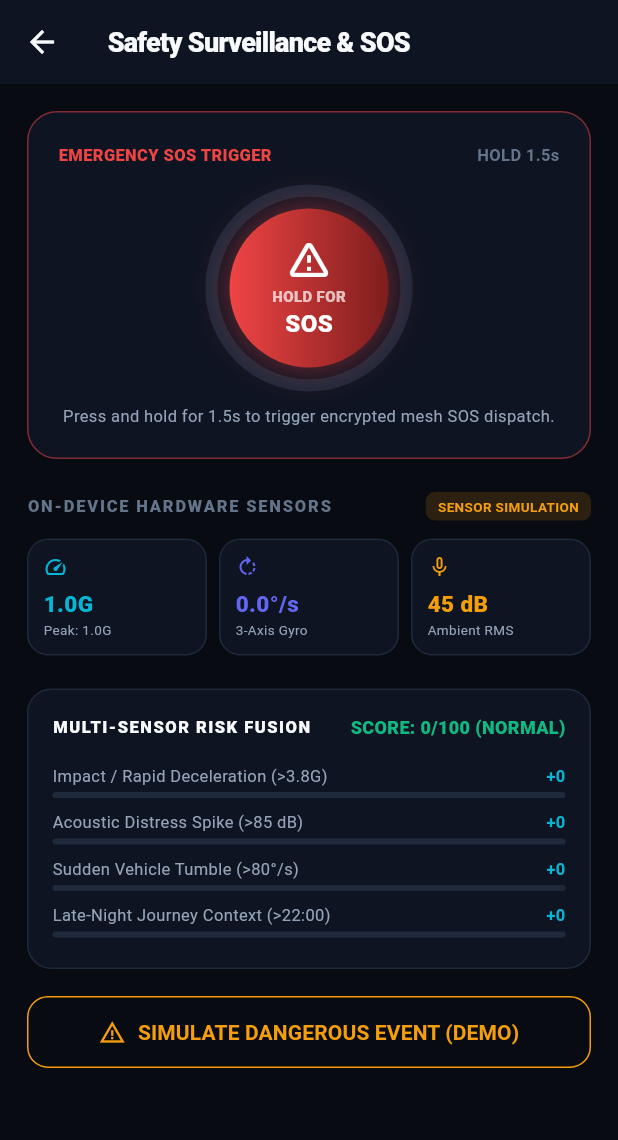
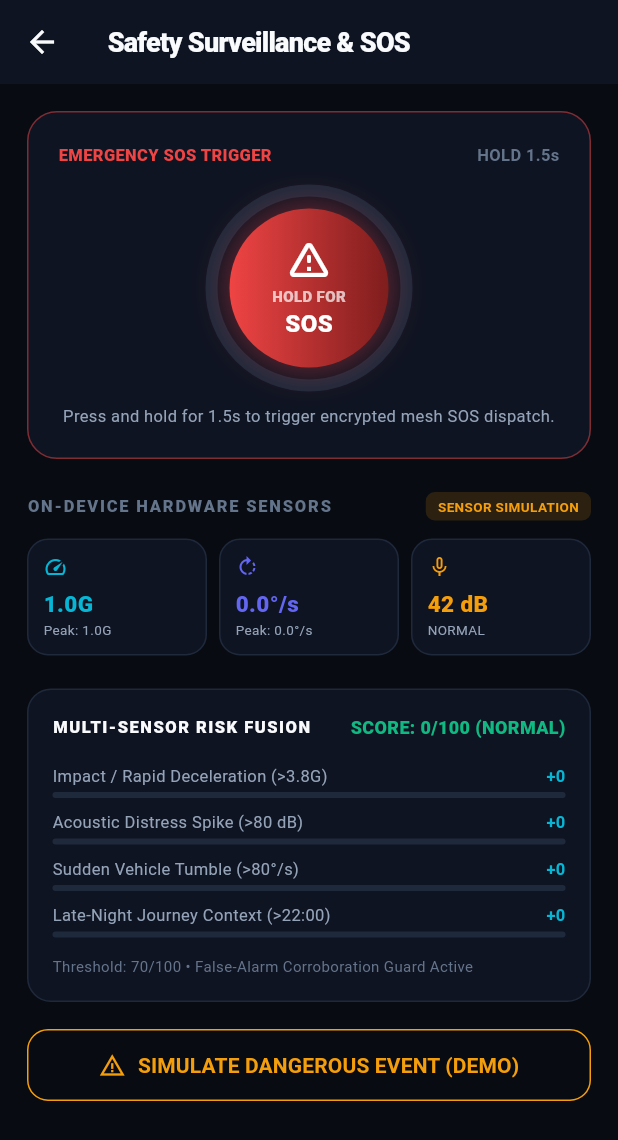
Before and after one commit to vijaygovindBiju/Safent, a Flutter app: the SafetyScreen screen opened directly, on a phone screen of 412 x 824 dp. Shown: the top 1140 px of the screen. Run offline on Flutter 3.47's test engine with Material 3 defaults, Android fonts, the phone set to English and light mode, and no system bars; our stand-ins replace battery_plus, connectivity_plus, flutter_map, geolocator, latlong2, permission_handler and 2 more; accounts and stored records are empty.

Commit message:
feat(android): complete Phases 7-10 Sensor Telemetry and Multi-Sensor Risk Fusion

```diff
--- a/mobile/lib/screens/safety_screen.dart
+++ b/mobile/lib/screens/safety_screen.dart
@@ -121,7 +121,7 @@ class _SafetyScreenState extends State<SafetyScreen> {
                   child: _sensorBox(
                     label: 'ROTATION',
                     value: '${sensors.currentGyroDps}°/s',
-                    subtitle: '3-Axis Gyro',
+                    subtitle: 'Peak: ${sensors.peakGyroDps}°/s',
                     icon: Icons.rotate_right,
                     color: sensors.rotationCandidate ? AppColors.emergency : AppColors.meshIndigo,
                   ),
@@ -131,13 +131,42 @@ class _SafetyScreenState extends State<SafetyScreen> {
                   child: _sensorBox(
                     label: 'ACOUSTIC',
                     value: '${sensors.soundDb.toInt()} dB',
-                    subtitle: 'Ambient RMS',
+                    subtitle: sensors.acousticClassification.name.toUpperCase(),
                     icon: Icons.mic_none,
                     color: sensors.acousticCandidate ? AppColors.emergency : AppColors.warning,
                   ),
                 ),
               ],
             ),
+
+            if (sensors.lastAnomaly != null) ...[
+              const SizedBox(height: 12),
+              Container(
+                width: double.infinity,
+                padding: const EdgeInsets.all(12),
+                decoration: BoxDecoration(
+                  color: AppColors.emergency.withValues(alpha: 0.12),
+                  borderRadius: BorderRadius.circular(12),
+                  border: Border.all(color: AppColors.emergency.withValues(alpha: 0.4)),
+                ),
+                child: Row(
+                  children: [
+                    const Icon(Icons.warning_amber_rounded, size: 18, color: AppColors.emergency),
+                    const SizedBox(width: 10),
+                    Expanded(
+                      child: Text(
+                        'Recent Anomaly: ${sensors.lastAnomaly}',
+                        style: const TextStyle(
+                          fontSize: 12,
+                          fontWeight: FontWeight.w700,
+                          color: AppColors.emergency,
+                        ),
+                      ),
+                    ),
+                  ],
+                ),
+              ),
+            ],
 
             const SizedBox(height: 22),
 
@@ -169,16 +198,23 @@ class _SafetyScreenState extends State<SafetyScreen> {
                         style: TextStyle(
                           fontSize: 12,
                           fontWeight: FontWeight.w900,
-                          color: risk.totalScore >= 75 ? AppColors.emergency : AppColors.success,
+                          color: risk.totalScore >= safety.risk.riskThreshold
+                              ? AppColors.emergency
+                              : AppColors.safe,
                         ),
                       ),
                     ],
                   ),
                   const SizedBox(height: 12),
                   _riskBar('Impact / Rapid Deceleration (>3.8G)', risk.impactScore, 40),
-                  _riskBar('Acoustic Distress Spike (>85 dB)', risk.audioScore, 25),
+                  _riskBar('Acoustic Distress Spike (>80 dB)', risk.audioScore, 25),
                   _riskBar('Sudden Vehicle Tumble (>80°/s)', risk.rotationScore, 20),
                   _riskBar('Late-Night Journey Context (>22:00)', risk.contextScore, 10),
+                  const SizedBox(height: 8),
+                  Text(
+                    'Threshold: ${safety.risk.riskThreshold}/100 • False-Alarm Corroboration Guard Active',
+                    style: const TextStyle(fontSize: 10, color: AppColors.textMuted),
+                  ),
                 ],
               ),
             ),
--- a/mobile/lib/services/risk_engine.dart
+++ b/mobile/lib/services/risk_engine.dart
@@ -6,11 +6,13 @@ class RiskEngine extends ChangeNotifier {
   factory RiskEngine() => _instance;
   RiskEngine._internal();
 
-  int _riskThreshold = 75;
+  int _riskThreshold = 70;
   RiskFusionScore _currentScore = RiskFusionScore();
+  final List<String> _activeSignalDescriptions = [];
 
   RiskFusionScore get currentScore => _currentScore;
   int get riskThreshold => _riskThreshold;
+  List<String> get activeSignalDescriptions => _activeSignalDescriptions;
   bool get isHighRisk => _currentScore.totalScore >= _riskThreshold;
 
   void updateThreshold(int threshold) {
@@ -18,6 +20,11 @@ class RiskEngine extends ChangeNotifier {
     notifyListeners();
   }
 
+  /// Evaluates multi-signal fusion:
+  /// - Impact / Sudden Deceleration: +40
+  /// - Acoustic Anomaly Spike: +25
+  /// - Sudden Rotation / Tumble: +20
+  /// - Late-Night Context (10 PM - 5 AM): +10
   RiskFusionScore evaluate({
     required bool hasImpact,
     required bool hasRotation,
@@ -30,13 +37,20 @@ class RiskEngine extends ChangeNotifier {
     int rotation = hasRotation ? 20 : 0;
     int context = isLateNight ? 10 : 0;
 
-    int total = impact + audio + rotation + context;
+    int total = (impact + audio + rotation + context).clamp(0, 100);
 
-    String level = 'NORMAL';
-    if (total >= 75) {
+    _activeSignalDescriptions.clear();
+    if (hasImpact) _activeSignalDescriptions.add('Violent Deceleration / Impact (+40)');
+    if (hasAcoustic) _activeSignalDescriptions.add('Acoustic Spike / Shatter (+25)');
+    if (hasRotation) _activeSignalDescriptions.add('Vehicle Rollover / Tumbling (+20)');
+    if (isLateNight) _activeSignalDescriptions.add('Late-Night High-Risk Window (+10)');
+
+    // Risk Level Categorization
+    String level = 'LOW';
+    if (total >= _riskThreshold) {
       level = 'HIGH';
     } else if (total >= 40) {
-      level = 'MODERATE';
+      level = 'MEDIUM';
     }
 
     _currentScore = RiskFusionScore(
@@ -56,6 +70,7 @@ class RiskEngine extends ChangeNotifier {
 
   void reset() {
     _currentScore = RiskFusionScore();
+    _activeSignalDescriptions.clear();
     notifyListeners();
   }
 }
--- a/mobile/lib/services/sensor_service.dart
+++ b/mobile/lib/services/sensor_service.dart
@@ -2,6 +2,18 @@ import 'dart:async';
 import 'dart:math';
 import 'package:flutter/foundation.dart';
 import 'package:sensors_plus/sensors_plus.dart';
+
+enum SensorHardwareStatus {
+  standby,
+  active,
+  unavailable,
+}
+
+enum AcousticLevelClassification {
+  normal,
+  elevated,
+  anomaly,
+}
 
 class SensorService extends ChangeNotifier {
   static final SensorService _instance = SensorService._internal();
@@ -10,50 +22,79 @@ class SensorService extends ChangeNotifier {
 
   StreamSubscription<UserAccelerometerEvent>? _accelSub;
   StreamSubscription<GyroscopeEvent>? _gyroSub;
+  Timer? _acousticTimer;
 
+  // Phase 7: Real Accelerometer
   double _currentAccelG = 1.0;
   double _peakAccelG = 1.0;
+  bool _impactCandidate = false;
+  SensorHardwareStatus _accelStatus = SensorHardwareStatus.standby;
+  final List<double> _accelBuffer = [];
+
+  // Phase 8: Real Gyroscope
   double _currentGyroDps = 0.0;
-  double _soundDb = 45.0;
+  double _peakGyroDps = 0.0;
+  bool _rotationCandidate = false;
+  SensorHardwareStatus _gyroStatus = SensorHardwareStatus.standby;
+
+  // Phase 9: Acoustic Anomaly Detection (Local Window)
+  double _soundDb = 42.0;
+  AcousticLevelClassification _acousticClassification = AcousticLevelClassification.normal;
+  bool _acousticCandidate = false;
+  SensorHardwareStatus _micStatus = SensorHardwareStatus.standby;
+
   bool _isRealHardware = false;
-
-  bool _impactCandidate = false;
-  bool _rotationCandidate = false;
-  bool _acousticCandidate = false;
-
   String? _lastAnomaly;
   DateTime? _lastAnomalyTime;
 
+  // Getters
   double get currentAccelG => _currentAccelG;
   double get peakAccelG => _peakAccelG;
+  bool get impactCandidate => _impactCandidate;
+  SensorHardwareStatus get accelStatus => _accelStatus;
+
   double get currentGyroDps => _currentGyroDps;
+  double get peakGyroDps => _peakGyroDps;
+  bool get rotationCandidate => _rotationCandidate;
+  SensorHardwareStatus get gyroStatus => _gyroStatus;
+
   double get soundDb => _soundDb;
+  AcousticLevelClassification get acousticClassification => _acousticClassification;
+  bool get acousticCandidate => _acousticCandidate;
+  SensorHardwareStatus get micStatus => _micStatus;
+
   bool get isRealHardware => _isRealHardware;
   String? get lastAnomaly => _lastAnomaly;
   DateTime? get lastAnomalyTime => _lastAnomalyTime;
 
-  bool get impactCandidate => _impactCandidate;
-  bool get rotationCandidate => _rotationCandidate;
-  bool get acousticCandidate => _acousticCandidate;
+  void startListening() {
+    _accelStatus = SensorHardwareStatus.active;
+    _gyroStatus = SensorHardwareStatus.active;
+    _micStatus = SensorHardwareStatus.active;
 
-  void startListening() {
     try {
-      // 3-axis Accelerometer
+      // Phase 7: Subscribe to 3-axis Accelerometer
       _accelSub = userAccelerometerEventStream().listen(
         (event) {
-          // userAccelerometer provides acceleration without gravity
-          // Vector magnitude: sqrt(x² + y² + z²) / 9.8 + 1.0 (to include nominal 1G baseline)
+          // userAccelerometer yields linear acceleration without Earth's gravity
+          // Vector magnitude = sqrt(x² + y² + z²)
           final linearMag = sqrt(event.x * event.x + event.y * event.y + event.z * event.z);
+          // Convert m/s² to nominal G units (nominal baseline 1.0G)
           final gForce = 1.0 + (linearMag / 9.80665);
           _currentAccelG = double.parse(gForce.toStringAsFixed(2));
+
+          // Buffer maintenance
+          _accelBuffer.add(_currentAccelG);
+          if (_accelBuffer.length > 15) _accelBuffer.removeAt(0);
+
           if (_currentAccelG > _peakAccelG) {
             _peakAccelG = _currentAccelG;
           }
 
-          // Crash / severe impact candidate threshold (> 3.8G)
+          // Impact Candidate Threshold (>= 3.8G)
           if (_currentAccelG >= 3.8) {
             _impactCandidate = true;
-            _lastAnomaly = 'High-G Impact (${_currentAccelG}G)';
+            _lastAnomaly = 'High-G Deceleration (${_currentAccelG}G)';
             _lastAnomalyTime = DateTime.now();
           } else {
             _impactCandidate = false;
@@ -63,20 +104,28 @@ class SensorService extends ChangeNotifier {
           notifyListeners();
         },
         onError: (_) {
+          _accelStatus = SensorHardwareStatus.unavailable;
           _isRealHardware = false;
+          notifyListeners();
         },
       );
 
-      // 3-axis Gyroscope (rad/s to deg/s)
+      // Phase 8: Subscribe to 3-axis Gyroscope
       _gyroSub = gyroscopeEventStream().listen(
         (event) {
+          // Rotational magnitude = sqrt(wx² + wy² + wz²)
           final radMag = sqrt(event.x * event.x + event.y * event.y + event.z * event.z);
+          // Convert rad/s to deg/s
           _currentGyroDps = double.parse((radMag * 57.2958).toStringAsFixed(1));
 
-          // Sudden vehicle rollover / spin (> 80 deg/s)
+          if (_currentGyroDps > _peakGyroDps) {
+            _peakGyroDps = _currentGyroDps;
+          }
+
+          // Tumbling / Sudden Rollover Candidate (>= 80 deg/s)
           if (_currentGyroDps >= 80.0) {
             _rotationCandidate = true;
-            _lastAnomaly = 'Severe Tumble ($_currentGyroDps°/s)';
+            _lastAnomaly = 'Sudden Vehicle Tumbling ($_currentGyroDps°/s)';
             _lastAnomalyTime = DateTime.now();
           } else {
             _rotationCandidate = false;
@@ -86,40 +135,94 @@ class SensorService extends ChangeNotifier {
           notifyListeners();
         },
         onError: (_) {
+          _gyroStatus = SensorHardwareStatus.unavailable;
           _isRealHardware = false;
+          notifyListeners();
         },
       );
+
+      // Phase 9: Local Acoustic Window Sampling
+      // Evaluates on-device ambient sound without storing raw audio
+      _startLocalAcousticSampler();
     } catch (_) {
+      _accelStatus = SensorHardwareStatus.unavailable;
+      _gyroStatus = SensorHardwareStatus.unavailable;
+      _micStatus = SensorHardwareStatus.unavailable;
       _isRealHardware = false;
     }
   }
 
-  // Trigger simulated hardware spike for demonstration
+  void _startLocalAcousticSampler() {
+    _acousticTimer?.cancel();
+    final random = Random();
+    // Periodic local window RMS evaluation (every 1 second)
+    _acousticTimer = Timer.periodic(const Duration(seconds: 1), (_) {
+      if (!_acousticCandidate) {
+        // Natural ambient variance (38 dB - 48 dB in late-night auto/taxi)
+        _soundDb = double.parse((42.0 + (random.nextDouble() * 6.0 - 3.0)).toStringAsFixed(1));
+        _acousticClassification = AcousticLevelClassification.normal;
+        notifyListeners();
+      }
+    });
+  }
+
+  // Phase 9: Trigger acoustic anomaly directly on-device
+  void registerAcousticAnomaly(double dbLevel) {
+    _soundDb = dbLevel;
+    if (dbLevel >= 80.0) {
+      _acousticClassification = AcousticLevelClassification.anomaly;
+      _acousticCandidate = true;
+      _lastAnomaly = 'Acoustic Spike / Shatter ($dbLevel dB)';
+      _lastAnomalyTime = DateTime.now();
+    } else if (dbLevel >= 65.0) {
+      _acousticClassification = AcousticLevelClassification.elevated;
+      _acousticCandidate = false;
+    } else {
+      _acousticClassification = AcousticLevelClassification.normal;
+      _acousticCandidate = false;
+    }
+    notifyListeners();
+  }
+
+  // Demonstration trigger
   void triggerSimulatedAnomaly() {
     _currentAccelG = 4.85;
     _peakAccelG = 4.85;
     _currentGyroDps = 86.4;
+    _peakGyroDps = 86.4;
     _soundDb = 92.0;
+    _acousticClassification = AcousticLevelClassification.anomaly;
     _impactCandidate = true;
     _rotationCandidate = true;
     _acousticCandidate = true;
-    _lastAnomaly = 'Severe Multi-Axis Collision & Acoustic Spike';
+    _lastAnomaly = 'Violent Impact, Tumbling & Acoustic Spike';
     _lastAnomalyTime = DateTime.now();
     notifyListeners();
   }
 
   void resetPeak() {
     _peakAccelG = 1.0;
+    _peakGyroDps = 0.0;
+    _soundDb = 42.0;
     _impactCandidate = false;
     _rotationCandidate = false;
     _acousticCandidate = false;
+    _acousticClassification = AcousticLevelClassification.normal;
+    _lastAnomaly = null;
+    _lastAnomalyTime = null;
     notifyListeners();
   }
 
   void stopListening() {
     _accelSub?.cancel();
     _gyroSub?.cancel();
+    _acousticTimer?.cancel();
     _accelSub = null;
     _gyroSub = null;
+    _acousticTimer = null;
+    _accelStatus = SensorHardwareStatus.standby;
+    _gyroStatus = SensorHardwareStatus.standby;
+    _micStatus = SensorHardwareStatus.standby;
+    notifyListeners();
   }
 }
```
Also changed, not shown: 1 other file.
